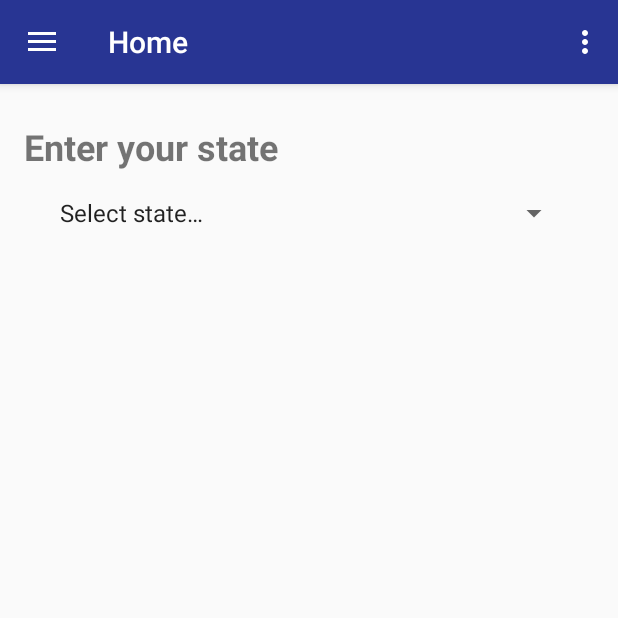
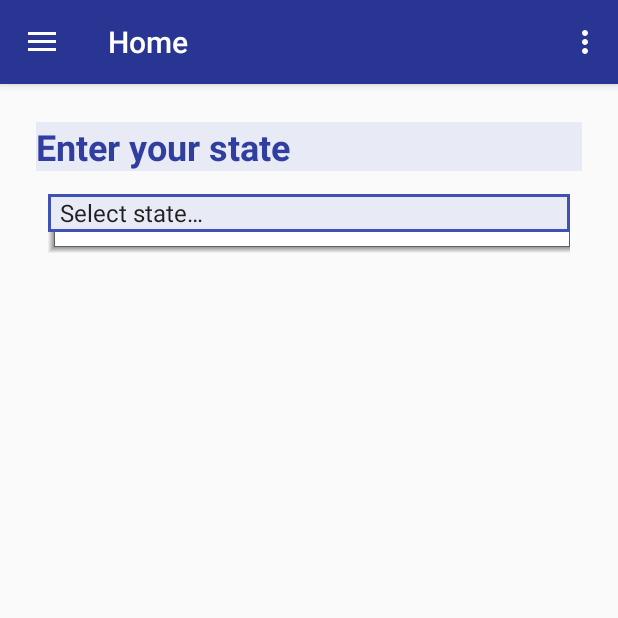
Before and after one commit to Samson50/LexLator, an Android app: the screen it shows after launch (MainActivity), on a phone screen of 412 x 824 dp, the top half of it. Run offline under Robolectric (Android 15) with nearby library versions, the light colour scheme and no system bars; our stand-ins replace navigation-ui.

Commit message:
More UI tweaks

```diff
--- /dev/null
+++ b/app/src/main/res/drawable/layout_header_border.xml
@@ -0,0 +1,5 @@
+<?xml version="1.0" encoding="utf-8"?>
+<shape xmlns:android="http://schemas.android.com/apk/res/android" android:shape="rectangle" >
+    <solid android:color="@color/collapsibleBackground" />
+    <stroke android:width="2dip" android:color="@color/colorPrimaryDark"/>
+</shape>
--- /dev/null
+++ b/app/src/main/res/drawable/layout_spinner_border.xml
@@ -0,0 +1,5 @@
+<?xml version="1.0" encoding="utf-8"?>
+<shape xmlns:android="http://schemas.android.com/apk/res/android" android:shape="rectangle" >
+    <solid android:color="@color/collapsibleTextColor" />
+    <stroke android:width="2dip" android:color="@color/colorAccent"/>
+</shape>
--- a/app/src/main/res/layout/fragment_home.xml
+++ b/app/src/main/res/layout/fragment_home.xml
@@ -55,18 +55,23 @@
 
         <TextView
             android:id="@+id/select_state_text"
-            android:layout_width="wrap_content"
+            android:layout_width="0dp"
             android:layout_height="wrap_content"
-            android:layout_marginStart="16dp"
+            android:layout_marginStart="24dp"
             android:layout_marginTop="25dp"
+            android:layout_marginEnd="24dp"
+            android:background="@color/collapsibleTextColor"
             android:text="@string/state"
+            android:textColor="@color/collapsibleBackground"
             android:textSize="24sp"
             android:textStyle="bold"
+            app:layout_constraintEnd_toEndOf="parent"
             app:layout_constraintStart_toStartOf="parent"
             app:layout_constraintTop_toTopOf="parent" />
 
         <Spinner
             android:id="@+id/stateSpinner"
+            android:background="@drawable/layout_spinner_border"
             android:layout_width="0dp"
             android:layout_height="25dp"
             android:layout_marginStart="32dp"
@@ -78,9 +83,9 @@
 
         <androidx.constraintlayout.widget.ConstraintLayout
             android:id="@+id/spinner_hidden"
+            style="@style/contentLayout"
             android:layout_width="0dp"
             android:layout_height="wrap_content"
-            android:layout_marginTop="8dp"
             app:layout_constraintEnd_toEndOf="@+id/stateSpinner"
             app:layout_constraintStart_toStartOf="@+id/stateSpinner"
             app:layout_constraintTop_toBottomOf="@+id/stateSpinner">
@@ -89,6 +94,7 @@
                 android:id="@+id/goStateButton"
                 android:layout_width="250dp"
                 android:layout_height="wrap_content"
+                android:layout_marginTop="8dp"
                 android:text="@string/go_state"
                 android:visibility="visible"
                 app:layout_constraintEnd_toEndOf="parent"
@@ -108,11 +114,14 @@
 
                 <TextView
                     android:id="@+id/text_find_district"
-                    android:layout_width="wrap_content"
+                    android:layout_width="0dp"
                     android:layout_height="wrap_content"
+                    android:background="@color/collapsibleTextColor"
                     android:text="@string/text_find_district"
+                    android:textColor="@color/collapsibleBackground"
                     android:textSize="24sp"
                     android:textStyle="bold"
+                    app:layout_constraintEnd_toEndOf="parent"
                     app:layout_constraintStart_toStartOf="parent"
                     app:layout_constraintTop_toTopOf="parent" />
 
@@ -164,14 +173,14 @@
 
                 <EditText
                     android:id="@+id/edit_address"
-                    android:autofillHints="postalAddress"
-                    android:hint="@string/text_address"
                     android:layout_width="0dp"
                     android:layout_height="wrap_content"
                     android:layout_marginStart="8dp"
                     android:layout_marginTop="8dp"
                     android:layout_marginEnd="8dp"
+                    android:autofillHints="postalAddress"
                     android:ems="10"
+                    android:hint="@string/text_address"
                     android:inputType="textPersonName"
                     app:layout_constraintEnd_toEndOf="parent"
                     app:layout_constraintStart_toEndOf="@+id/text_address"
@@ -179,13 +188,13 @@
 
                 <EditText
                     android:id="@+id/edit_city"
-                    android:autofillHints="postalAddressLocality"
-                    android:hint="@string/text_city"
                     android:layout_width="0dp"
                     android:layout_height="wrap_content"
                     android:layout_marginTop="8dp"
                     android:layout_marginEnd="8dp"
+                    android:autofillHints="postalAddressLocality"
                     android:ems="10"
+                    android:hint="@string/text_city"
                     android:inputType="textPersonName"
                     app:layout_constraintEnd_toEndOf="parent"
                     app:layout_constraintStart_toStartOf="@+id/edit_address"
--- a/app/src/main/res/values/colors.xml
+++ b/app/src/main/res/values/colors.xml
@@ -4,6 +4,7 @@
     <color name="colorPrimaryDark">#1A237E</color>
     <color name="colorAccent">#3F51B5</color>
     <color name="collapsibleBackground">#303F9F</color>
-    <color name="collapsibleTextColor">#BBDEFB</color>
+    <color name="collapsibleTextColor">#E8EAF6</color>
+    <color name="background">#E8EAF6</color>
     <color name="blockTextColor">#000000</color>
 </resources>
```
Also changed, not shown: app/src/main/res/values/styles.xml (+5 -4 lines), app/src/main/res/drawable/layout_content_border.xml (renamed from app/src/main/res/drawable/layout_border.xml).
